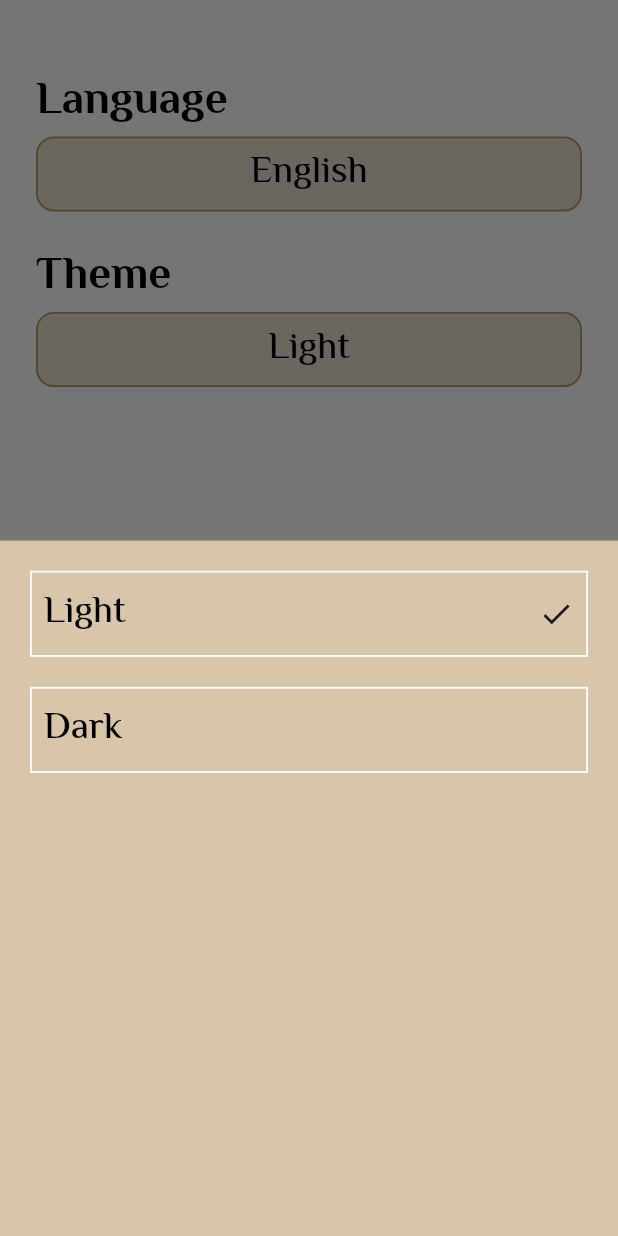
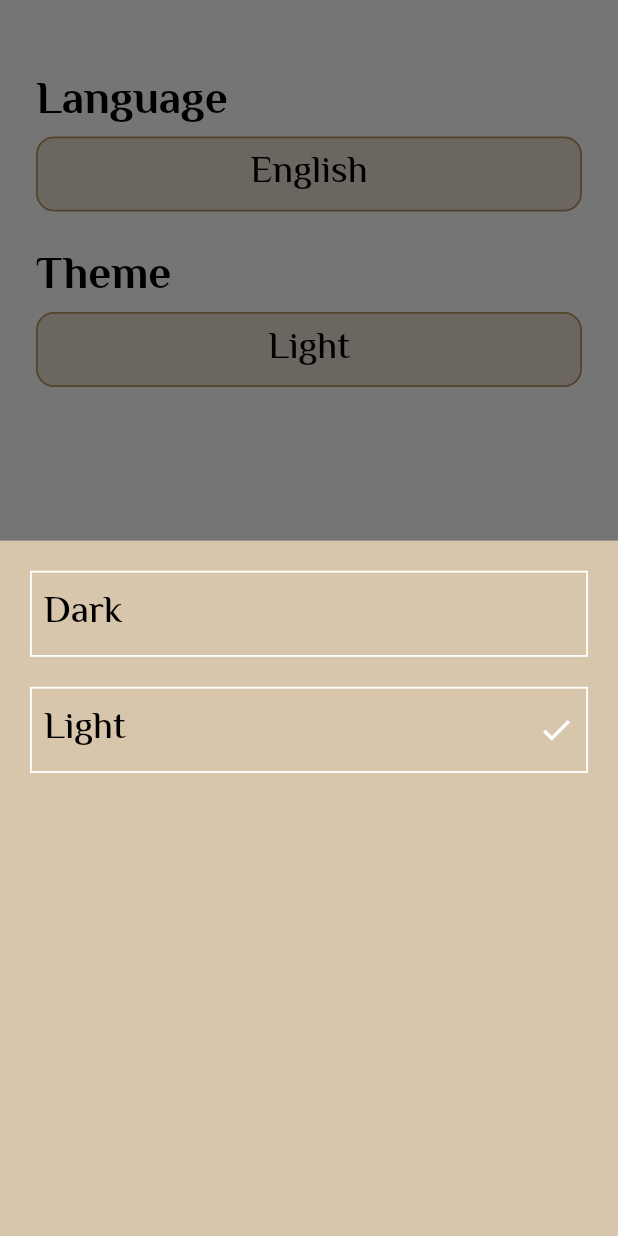
Before and after one commit to Lemon1911/islami_application, a Flutter app: the SettingsView widget shown alone on an empty page, opened directly, after a tap on "Light", on a phone screen of 412 x 824 dp. Run offline on Flutter 3.47's test engine with Material 2 defaults, Android fonts, the phone set to English and light mode, and no system bars; our stand-ins replace google_fonts; generated files the repository leaves out were written again.

Commit message:
Added Provider to Application and modify Dark mode and Light mode and modify language Arabic and English

```diff
--- /dev/null
+++ b/lib/core/provider/app_provider.dart
@@ -0,0 +1,33 @@
+import 'package:flutter/material.dart';
+
+class AppProvider extends ChangeNotifier {
+  ThemeMode currentTheme = ThemeMode.light;
+
+  changeTheme(ThemeMode newTheme) {
+    if (currentTheme == newTheme) return;
+    currentTheme = newTheme;
+    notifyListeners();
+  }
+
+  bool isDark() {
+    return currentTheme == ThemeMode.dark;
+  }
+
+  String backgroundImage() {
+    return isDark()
+        ? "assets/image/background_Dark.png"
+        : "assets/image/background.png";
+  }
+
+  Locale currentLocale = const Locale("en");
+
+  changeLanguage(Locale newLocale) {
+    if (currentLocale == newLocale) return;
+    currentLocale = newLocale;
+    notifyListeners();
+  }
+
+  bool isEnglish() {
+    return currentLocale == const Locale("en");
+  }
+}
--- a/lib/l10n/app_ar.arb
+++ b/lib/l10n/app_ar.arb
@@ -4,6 +4,10 @@
 "hadeth":"احاديث",
 "tasbeh":"تسبيح",
 "radio":"راديو",
-"settings":"الاعدادات"
+"settings":"الاعدادات",
+"theme":"النمط",
+"language":"اللغة",
+"dark":"ليلى",
+"light": "نهارى"
 
 }
--- a/lib/moduls/setting_screen/onpressed_theme.dart
+++ b/lib/moduls/setting_screen/onpressed_theme.dart
@@ -1,10 +1,16 @@
 import 'package:flutter/material.dart';
+import 'package:flutter_gen/gen_l10n/app_localizations.dart';
+import 'package:islami_app/core/provider/app_provider.dart';
+import 'package:provider/provider.dart';
 
 class ShowThemeBottomSheet extends StatelessWidget {
   const ShowThemeBottomSheet({super.key});
 
   @override
   Widget build(BuildContext context) {
+    var provider = Provider.of<AppProvider>(context);
+    var local = AppLocalizations.of(context)!;
+
     return Container(
       width: double.infinity,
       color: Theme.of(context).primaryColor.withOpacity(0.5),
@@ -13,11 +19,27 @@ class ShowThemeBottomSheet extends StatelessWidget {
         child: Column(
           crossAxisAlignment: CrossAxisAlignment.start,
           children: [
-            selectedItem("Light"),
+            InkWell(
+              onTap: () {
+                provider.changeTheme(ThemeMode.dark);
+                Navigator.pop(context);
+              },
+              child: provider.isDark()
+                  ? selectedItem(local.dark)
+                  : unSelectedItem(local.dark),
+            ),
             const SizedBox(
               height: 20,
             ),
-            unSelectedItem("Dark"),
+            InkWell(
+              onTap: () {
+                provider.changeTheme(ThemeMode.light);
+                Navigator.pop(context);
+              },
+              child: provider.isDark()
+                  ? unSelectedItem(local.light)
+                  : selectedItem(local.light),
+            ),
           ],
         ),
       ),
@@ -25,9 +47,7 @@ class ShowThemeBottomSheet extends StatelessWidget {
   }
 
   Widget selectedItem(String mode) {
-    return InkWell(
-      onTap: () {},
-      child: Container(
+    return Container(
       padding: const EdgeInsets.all(8),
       decoration: BoxDecoration(
         border: Border.all(
@@ -41,17 +61,15 @@ class ShowThemeBottomSheet extends StatelessWidget {
           Text(mode),
           const Icon(
             Icons.check,
+            color: Colors.white,
           ),
         ],
-        ),
       ),
     );
   }
 
   Widget unSelectedItem(String mode) {
-    return InkWell(
-      onTap: () {},
-      child: Container(
+    return Container(
       padding: const EdgeInsets.all(8),
       decoration: BoxDecoration(
         border: Border.all(
@@ -64,7 +82,6 @@ class ShowThemeBottomSheet extends StatelessWidget {
           Text(mode),
         ],
       ),
-      ),
     );
   }
 }
--- a/lib/moduls/setting_screen/setting_view.dart
+++ b/lib/moduls/setting_screen/setting_view.dart
@@ -1,5 +1,8 @@
 import 'package:flutter/material.dart';
+import 'package:flutter_gen/gen_l10n/app_localizations.dart';
+import 'package:islami_app/core/provider/app_provider.dart';
 import 'package:islami_app/moduls/setting_screen/settings_item_widget.dart';
+import 'package:provider/provider.dart';
 
 import 'onpressed_language.dart';
 import 'onpressed_theme.dart';
@@ -12,12 +15,10 @@ class SettingsView extends StatefulWidget {
 }
 
 class _SettingsViewState extends State<SettingsView> {
-  List<String> lang = ["English", "Arabic"];
-
-  List<String> theme = ["Light", "Dark"];
-
   @override
   Widget build(BuildContext context) {
+    var local = AppLocalizations.of(context)!;
+    var provider = Provider.of<AppProvider>(context);
     return Padding(
       padding: const EdgeInsets.all(24.0),
       child: Column(
@@ -26,16 +27,16 @@ class _SettingsViewState extends State<SettingsView> {
             height: 20,
           ),
           ItemWidgetSetting(
-            title: "Language",
-            titleType: lang[0],
+            title: local.language,
+            titleType: provider.isEnglish() ? "English" : "عربى",
             toDo: onPressedLanguage,
           ),
           const SizedBox(
             height: 20,
           ),
           ItemWidgetSetting(
-            title: "Theme",
-            titleType: theme[0],
+            title: local.theme,
+            titleType: provider.isDark() ? local.dark : local.light,
             toDo: onPressedTheme,
           ),
         ],
--- a/lib/moduls/splash_screen/splash_screen.dart
+++ b/lib/moduls/splash_screen/splash_screen.dart
@@ -1,9 +1,8 @@
 import 'dart:async';
 
 import 'package:flutter/material.dart';
+import 'package:islami_app/core/theme/application_theme.dart';
 import 'package:islami_app/layout/home_layout.dart';
-
-import '../../core/theme/application_theme.dart';
 
 class SplashScreen extends StatelessWidget {
   const SplashScreen({super.key});
--- a/pubspec.yaml
+++ b/pubspec.yaml
@@ -38,6 +38,7 @@ dependencies:
   # Use with the CupertinoIcons class for iOS style icons.
   cupertino_icons: ^1.0.2
   google_fonts: ^6.0.0
+  provider: ^6.0.5
 
 dev_dependencies:
   flutter_test:
```
Also changed, not shown: lib/l10n/app_en.arb (+5 -2 lines), lib/layout/home_layout.dart (+6 -4 lines), lib/main.dart (+11 -3 lines), lib/moduls/hadeth_screen/hadeth_details_view.dart (+4 -4 lines), lib/moduls/quran_screen/quran_details_view.dart (+6 -4 lines), lib/moduls/setting_screen/onpressed_language.dart (+28 -14 lines), pubspec.lock. Lines whose indentation alone changed are shown as unchanged.
